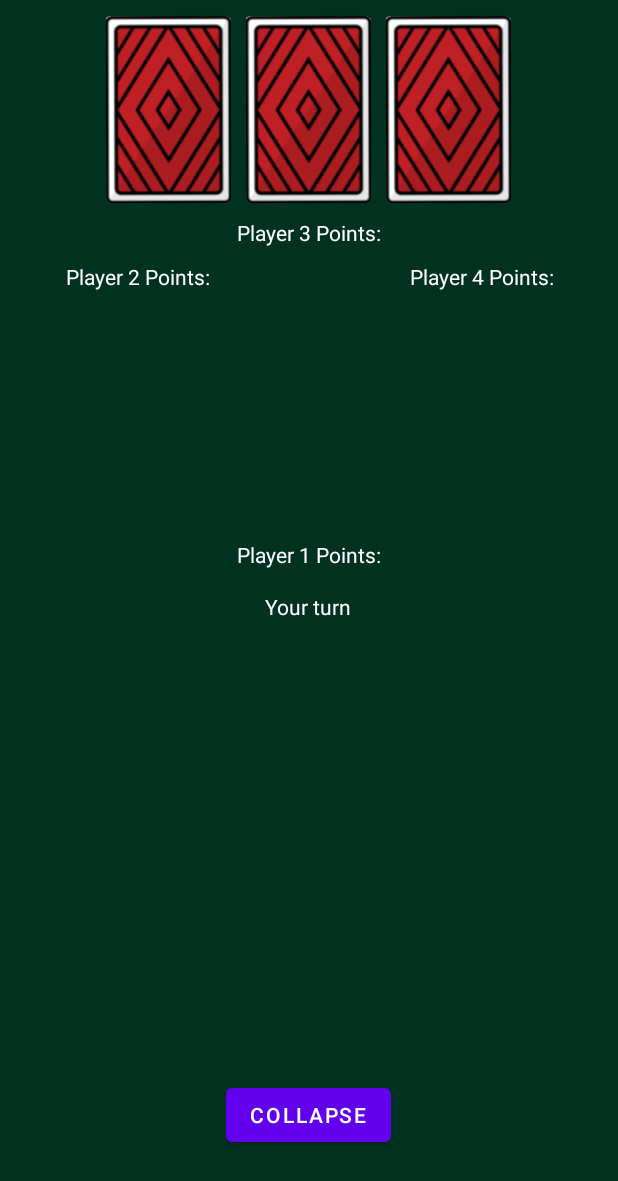
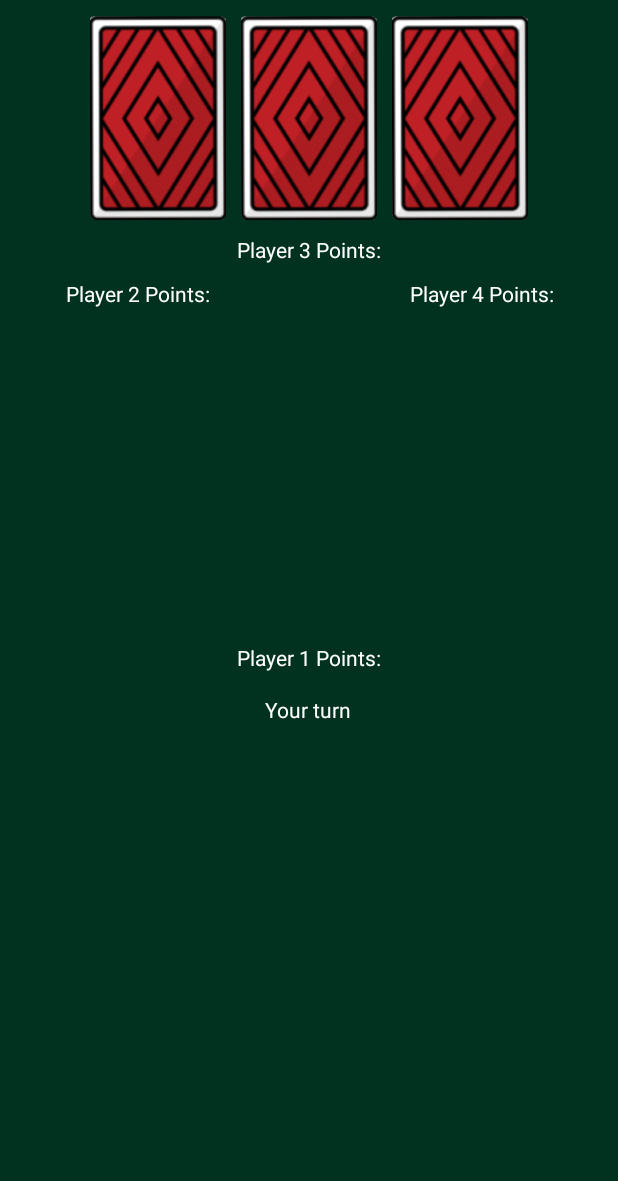
Before and after one commit to porterc24/AssholePreisident, an Android app: the layout president_asshole.xml on its own in the app's theme, with its tools: preview values and no code run, on a phone screen of 412 x 824 dp. Shown: the top 1181 px of the screen. Run offline under Robolectric (Android 15) with nearby library versions, the phone set to English and light mode, and no system bars.

Commit message:
Added scroll indicators and removed collapse button

```diff
--- a/app/src/main/java/com/example/presidentasshole/players/PresidentSmartComputerPlayer.java
+++ b/app/src/main/java/com/example/presidentasshole/players/PresidentSmartComputerPlayer.java
@@ -44,6 +44,7 @@ public class PresidentSmartComputerPlayer extends GameComputerPlayer {
 
             Random rand = new Random();
             long time = 500 + rand.nextInt(500);
+            time = 1; // TODO change this
 
             /**
              * External Citation
--- a/app/src/main/res/layout/president_asshole.xml
+++ b/app/src/main/res/layout/president_asshole.xml
@@ -8,6 +8,7 @@
     tools:context=".PresidentMainActivity">
 
     <LinearLayout
+        android:id="@+id/MainLayout"
         android:layout_width="match_parent"
         android:layout_height="match_parent"
         android:orientation="vertical">
@@ -94,7 +95,7 @@
                 android:layout_width="wrap_content"
                 android:layout_height="wrap_content"
                 android:layout_weight="1"
-                android:gravity="center"/>
+                android:gravity="center" />
 
             <LinearLayout
                 android:id="@+id/player4_layout_p4"
@@ -148,10 +149,18 @@
             android:gravity="center|center_horizontal"
             android:orientation="horizontal">
 
+            <LinearLayout
+                android:id="@+id/scroll_left_indicator"
+                android:layout_width="wrap_content"
+                android:layout_height="wrap_content"
+                android:layout_weight="1"
+                android:orientation="vertical"></LinearLayout>
+
             <HorizontalScrollView
                 android:id="@+id/PlayerCardScrollView"
-                android:layout_width="700sp"
+                android:layout_width="800sp"
                 android:layout_height="200sp"
+                android:layout_weight="0.03"
                 android:clipToPadding="false"
                 android:fadeScrollbars="false"
                 android:isScrollContainer="false">
@@ -260,24 +269,17 @@
                 </RelativeLayout>
             </HorizontalScrollView>
 
+            <LinearLayout
+                android:id="@+id/scroll_right_indicator"
+                android:layout_width="wrap_content"
+                android:layout_height="wrap_content"
+                android:layout_weight="1"
+                android:orientation="vertical">
+
+            </LinearLayout>
+
         </LinearLayout>
 
-        <LinearLayout
-            android:layout_width="wrap_content"
-            android:layout_height="wrap_content"
-            android:layout_gravity="center"
-            android:layout_weight="30"
-            android:gravity="center"
-            android:orientation="vertical">
-
-            <Button
-                android:id="@+id/collapse_button"
-                android:layout_width="wrap_content"
-                android:layout_height="wrap_content"
-                android:layout_weight="0"
-                android:gravity="center"
-                android:text="Collapse" />
-        </LinearLayout>
     </LinearLayout>
 
 </androidx.constraintlayout.widget.ConstraintLayout>
```
Also changed, not shown: app/src/main/java/com/example/presidentasshole/PresidentGame.java (+25 -7 lines), app/src/main/java/com/example/presidentasshole/PresidentMainActivity.java (+18 -6 lines), app/src/main/java/com/example/presidentasshole/cards/ScrollIndicatorImage.java (added, +45 -0 lines), app/src/main/java/com/example/presidentasshole/info/PlayerInfo.java (+10 -0 lines), app/src/main/java/com/example/presidentasshole/players/PresidentHumanPlayer.java (+112 -25 lines).
